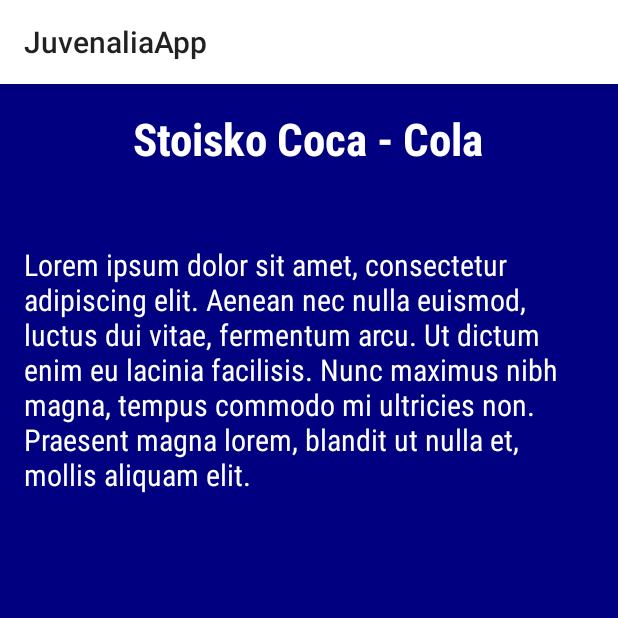
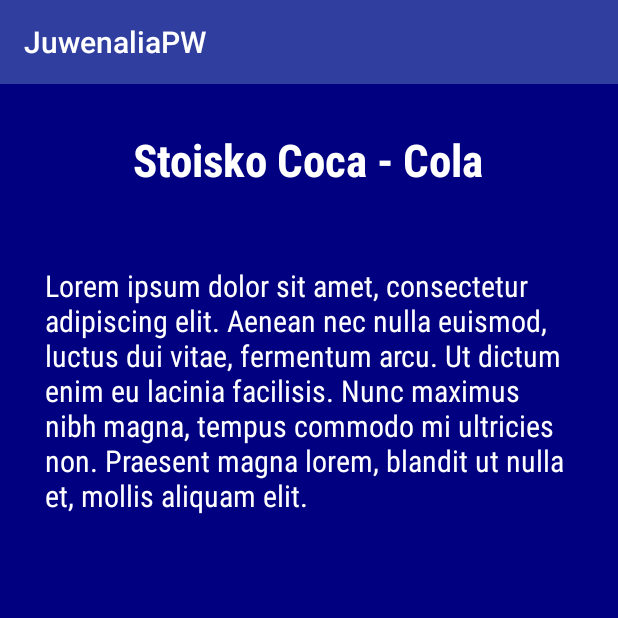
Before and after one commit to mack0r3/JuwenaliaApp, an Android app: the AttractionsActivity screen opened directly, with no data from a screen before it, after a tap on "Stoisko Coca - Cola", on a phone screen of 412 x 824 dp, the top half of it. Run offline under Robolectric (Android 15) with nearby library versions, the phone set to English and light mode, and no system bars.

Commit message:
Navigation Drawer Added with icon on the toolbar.

```diff
--- /dev/null
+++ b/android-support-v7-appcompat/build.gradle
@@ -0,0 +1,2 @@
+configurations.create("default")
+artifacts.add("default", file('android-support-v7-appcompat.jar'))
--- a/app/build.gradle
+++ b/app/build.gradle
@@ -22,5 +22,8 @@ android {
 dependencies {
     compile fileTree(dir: 'libs', include: ['*.jar'])
     testCompile 'junit:junit:4.12'
+
     compile 'com.android.support:appcompat-v7:23.1.1'
+    compile 'com.android.support:design:23.1.1'
+    compile 'com.android.support:support-v4:23.1.1'
 }
--- a/app/src/main/AndroidManifest.xml
+++ b/app/src/main/AndroidManifest.xml
@@ -5,7 +5,7 @@
     <application
         android:allowBackup="true"
         android:icon="@mipmap/ic_launcher"
-        android:label="@string/app_name"
+        android:label="JuwenaliaPW"
         android:supportsRtl="true"
         android:theme="@style/AppTheme">
         <activity
--- a/app/src/main/java/com/mpier/juvenaliaapp/AttractionDescriptionActivity.java
+++ b/app/src/main/java/com/mpier/juvenaliaapp/AttractionDescriptionActivity.java
@@ -3,9 +3,12 @@ package com.mpier.juvenaliaapp;
 import android.content.Intent;
 import android.support.v7.app.AppCompatActivity;
 import android.os.Bundle;
+import android.support.v7.widget.Toolbar;
 import android.widget.TextView;
 
 public class AttractionDescriptionActivity extends AppCompatActivity {
+
+    Toolbar toolbar;
 
     @Override
     protected void onCreate(Bundle savedInstanceState) {
@@ -16,6 +19,9 @@ public class AttractionDescriptionActivity extends AppCompatActivity {
 
         String attrName = intent.getStringExtra("attrName");
         String attrDesc = intent.getStringExtra("attrDesc");
+
+        toolbar = (Toolbar)findViewById(R.id.toolbar);
+        setSupportActionBar(toolbar);
 
         TextView attractionName = (TextView)findViewById(R.id.attractionName);
         TextView attractionDescription = (TextView)findViewById(R.id.attractionDescription);
--- a/app/src/main/java/com/mpier/juvenaliaapp/AttractionsActivity.java
+++ b/app/src/main/java/com/mpier/juvenaliaapp/AttractionsActivity.java
@@ -1,22 +1,29 @@
 package com.mpier.juvenaliaapp;
 
 import android.content.Intent;
+import android.support.v4.view.GravityCompat;
 import android.support.v7.app.AppCompatActivity;
 import android.os.Bundle;
+import android.support.v7.widget.Toolbar;
 import android.view.View;
 import android.widget.AdapterView;
 import android.widget.ListAdapter;
 import android.widget.ListView;
+import android.widget.TextView;
 
 import com.mpier.juvenaliaapp.AttractionsActivityTools.Attraction;
 import com.mpier.juvenaliaapp.AttractionsActivityTools.CustomAdapter;
 
 public class AttractionsActivity extends AppCompatActivity {
 
+    Toolbar toolbar;
+
     @Override
     protected void onCreate(Bundle savedInstanceState) {
         super.onCreate(savedInstanceState);
         setContentView(R.layout.activity_attractions);
+        toolbar = (Toolbar)findViewById(R.id.toolbar);
+        setSupportActionBar(toolbar);
 
         String description = "Lorem ipsum dolor sit amet, consectetur adipiscing elit. Aenean nec nulla euismod, luctus dui vitae, fermentum arcu. Ut dictum enim eu lacinia facilisis. Nunc maximus nibh magna, tempus commodo mi ultricies non. Praesent magna lorem, blandit ut nulla et, mollis aliquam elit.";
 
--- a/app/src/main/res/layout/activity_attraction_description.xml
+++ b/app/src/main/res/layout/activity_attraction_description.xml
@@ -1,38 +1,38 @@
 <?xml version="1.0" encoding="utf-8"?>
-<RelativeLayout xmlns:android="http://schemas.android.com/apk/res/android"
+<LinearLayout xmlns:android="http://schemas.android.com/apk/res/android"
     xmlns:tools="http://schemas.android.com/tools"
     android:layout_width="match_parent"
     android:layout_height="match_parent"
     android:background="@color/attracionActivityBackgroundColor"
-    android:paddingBottom="@dimen/activity_vertical_margin"
-    android:paddingLeft="@dimen/activity_horizontal_margin"
-    android:paddingRight="@dimen/activity_horizontal_margin"
-    android:paddingTop="@dimen/activity_vertical_margin"
+    android:orientation="vertical"
     tools:context="com.mpier.juvenaliaapp.AttractionDescriptionActivity">
 
+    <include
+        layout="@layout/toolbar_layout"
+        android:layout_width="match_parent"
+        android:layout_height="wrap_content" />
+
     <TextView
+        android:id="@+id/attractionName"
         android:layout_width="wrap_content"
         android:layout_height="wrap_content"
+        android:layout_gravity="center_horizontal"
+        android:fontFamily="sans-serif-condensed"
+        android:paddingTop="30dp"
+        android:text="Large Text"
         android:textAppearance="?android:attr/textAppearanceLarge"
-        android:text="Large Text"
         android:textColor="@color/attractionsItemTextColor"
         android:textSize="30sp"
-        android:fontFamily="sans-serif-condensed"
-        android:textStyle="bold"
-        android:id="@+id/attractionName"
-        android:layout_alignParentTop="true"
-        android:layout_centerHorizontal="true" />
+        android:textStyle="bold" />
 
     <TextView
+        android:id="@+id/attractionDescription"
         android:layout_width="wrap_content"
         android:layout_height="wrap_content"
+        android:layout_marginTop="20dp"
+        android:fontFamily="sans-serif-condensed"
+        android:padding="30dp"
         android:text="New Text"
         android:textColor="@color/attractionsItemTextColor"
-        android:textSize="20sp"
-        android:fontFamily="sans-serif-condensed"
-        android:id="@+id/attractionDescription"
-        android:layout_below="@+id/attractionName"
-        android:layout_marginTop="50dp"
-        android:layout_alignParentLeft="true"
-        android:layout_alignParentStart="true" />
-</RelativeLayout>
+        android:textSize="20sp" />
+</LinearLayout>
--- /dev/null
+++ b/app/src/main/res/layout/toolbar_layout.xml
@@ -0,0 +1,11 @@
+<?xml version="1.0" encoding="utf-8"?>
+<android.support.v7.widget.Toolbar xmlns:android="http://schemas.android.com/apk/res/android"
+    xmlns:app="http://schemas.android.com/apk/res-auto"
+    android:id="@+id/toolbar"
+    android:layout_width="match_parent"
+    android:layout_height="wrap_content"
+    android:background="@color/colorPrimaryDark"
+    android:fitsSystemWindows="true"
+    android:minHeight="?attr/actionBarSize"
+    app:theme="@style/ThemeOverlay.AppCompat.Dark.ActionBar">
+</android.support.v7.widget.Toolbar>
--- a/app/src/main/res/values/colors.xml
+++ b/app/src/main/res/values/colors.xml
@@ -9,4 +9,6 @@
     <color name="attractionsItemTextColor">#FFFFFF</color>
     <color name="attractionItemBorderColor">#FFFFFF</color>
 
+    <color name="menuItemSeparator">#ecf0f1</color>
+
 </resources>
--- a/app/src/main/res/values/styles.xml
+++ b/app/src/main/res/values/styles.xml
@@ -1,7 +1,7 @@
 <resources>
 
     <!-- Base application theme. -->
-    <style name="AppTheme" parent="Theme.AppCompat.Light">
+    <style name="AppTheme" parent="Theme.AppCompat.Light.NoActionBar">
         <!-- Customize your theme here. -->
         <item name="colorPrimary">@color/attractionItemBorderColor</item>
         <item name="colorPrimaryDark">@color/attractionItemBorderColor</item>
```
Also changed, not shown: app/src/main/java/com/mpier/juvenaliaapp/MainActivity.java (+55 -8 lines), app/src/main/res/anim/slide_down.xml (added, +8 -0 lines), app/src/main/res/anim/slide_up.xml (added, +8 -0 lines), app/src/main/res/layout/activity_attractions.xml (+9 -4 lines), app/src/main/res/layout/activity_main.xml (+29 -18 lines), app/src/main/res/layout/navigation_drawer_header.xml (added, +13 -0 lines), app/src/main/res/menu/drawer_menu.xml (added, +25 -0 lines), app/src/main/res/values/strings.xml (+14 -0 lines), 1 other file.
